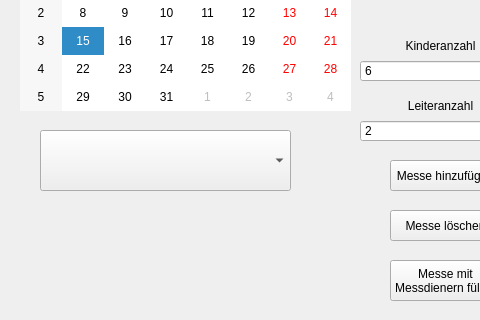
JonasHendrikWeiss/MD_Plan, file Assignment_Window.ui: the form before one commit; both pictures show x 0 to 480 and y 120 to 440 of the 1075 by 696 pixel window.
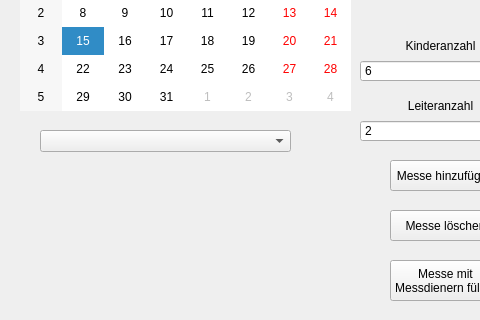
The form after the commit.

What changed in the file:
```diff
--- a/Assignment_Window.ui
+++ b/Assignment_Window.ui
@@ -36,7 +36,7 @@
       <x>40</x>
       <y>250</y>
       <width>251</width>
-      <height>61</height>
+      <height>22</height>
      </rect>
     </property>
     <property name="insertPolicy">
```
